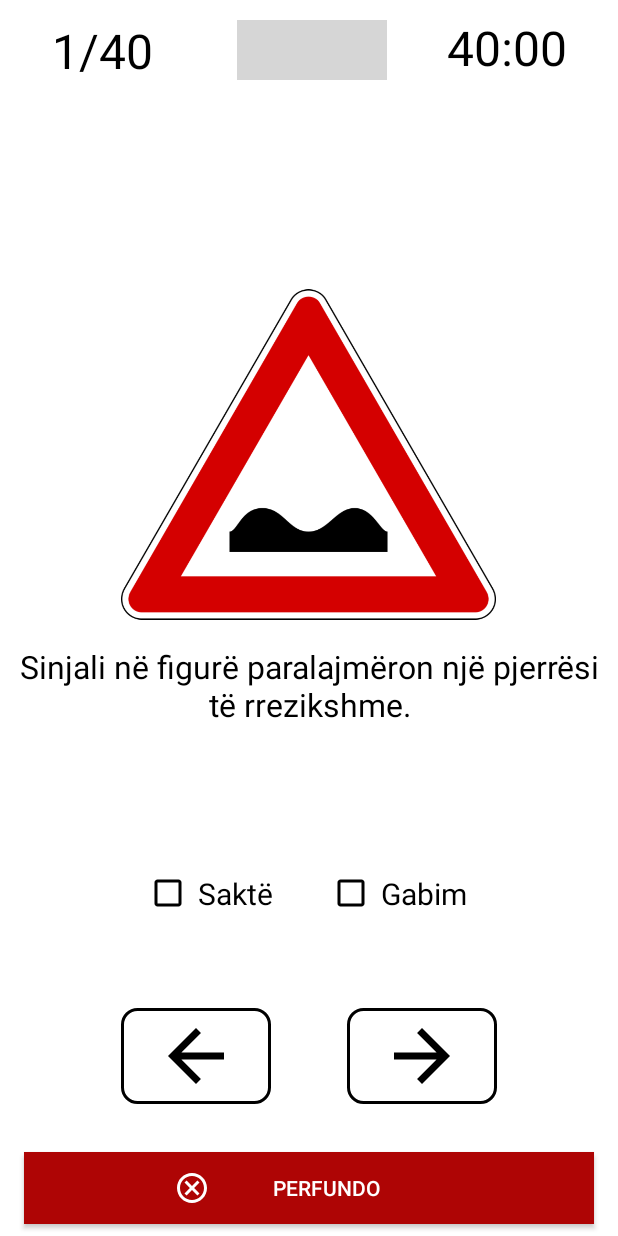
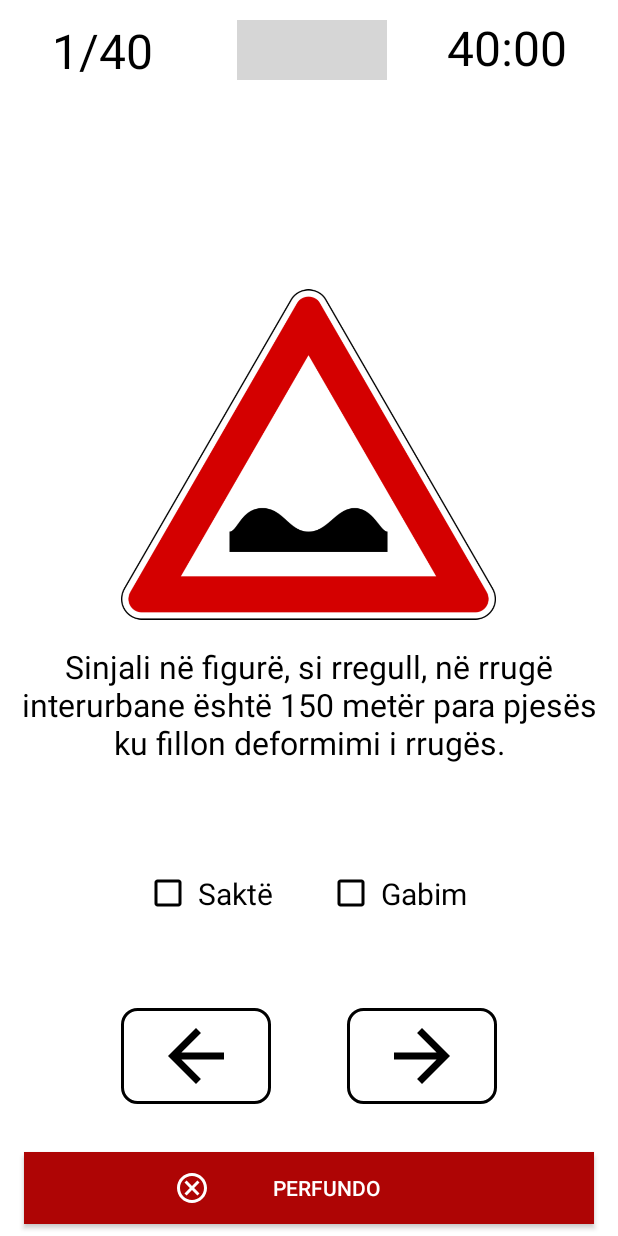
Before and after one commit to arsildo/DrivingLicenseProject, an Android app: the ExamActivity screen opened directly, with no data from a screen before it, on a phone screen of 412 x 824 dp. Run offline under Robolectric (Android 15) with nearby library versions, the phone set to English and light mode, and no system bars; grey boxes are pictures that could not be loaded.

Commit message:
fixed linear connections

```diff
--- a/app/src/main/java/com/drivinglicenseapk/handling/QuestionAdapter.kt
+++ b/app/src/main/java/com/drivinglicenseapk/handling/QuestionAdapter.kt
@@ -119,7 +119,7 @@ class QuestionAdapter(private val questionData: QuestionData) :
     private fun generateIndexes(): Array<Int> {
         if (!generatedOnce){
             for (i in 0..39){
-                randomIndexes[i] = Random().nextInt(questionData.questionStrings.size)
+                randomIndexes[i] = Random().nextInt(questionData.questionAnswers.size)
             }
             generatedOnce = true
         }
--- a/app/src/main/java/com/drivinglicenseapk/handling/QuestionData.kt
+++ b/app/src/main/java/com/drivinglicenseapk/handling/QuestionData.kt
@@ -91,7 +91,7 @@ class QuestionData {
         "Sinjali në figurë është një sinjal vertikal që paralajmëron rrezik.",
         "Sinjali në figurë paralajmëron një kalim në nivel të ruajtur me barriera ose me gjysmëbarriera",
         "Sinjali në figurë paralajmëron kalim në nivel pranë të cilit ka drita të kuqe dhe aparate akustikë.",
-        "Në prani të sinjalit në figurë duhet zvogëluar shpejtësia e lëvizjes së mjetit",
+        "Në prani të sinjalit në figurë duhet zvogëluar shpejtësia e lëvizjes së mjetit.",
         "Sinjali në figurë paralajmëron ndërprerjen e rrugës me një linjë hekurudhore.",
         "Në prani të sinjalit në figurë ndalohet qëndrimi i mjetit në afërsi ose përgjatë kalimit në nivel.",
         "Sinjali në figurë paralajmëron një kalim në nivel, të paruajtur me barriera ose me gjysmëbarriera.",
@@ -100,7 +100,7 @@ class QuestionData {
         "Sinjali në figurë paralajmëron një rrugë me një karrexhatë dhe me tri korsi lëvizjeje.",
         //9//
         "Sinjali në figurë është sinjal vertikal rreziku.",
-        "Sinjali në figurë paralajmëron ndërprerjen e rrugës me një linjë hekurudhore të pambrojtur",
+        "Sinjali në figurë paralajmëron ndërprerjen e rrugës me një linjë hekurudhore të pambrojtur.",
         "Në prani të sinjalit në figurë drejtuesit e mjeteve duhet të rrisin kujdesin në drejtimin e mjetit.",
         "Sinjali në figurë paralajmëron kalim në nivel të pa mbrojtur.",
         "Në prani të sinjalit në figurë ndalohet qëndrimi i mjetit si në afërsi ashtu dhe përgjatë kalimit në nivel pa pengesa.",
@@ -241,6 +241,10 @@ class QuestionData {
         "Sakte",
         "Sakte",
         "Sakte",
+        "Sakte",
+        "Sakte",
+        "Sakte",
+        "Sakte",
         //3//
         "Sakte",
         "Sakte",
```
Also changed, not shown: app/src/main/res/drawable/img_7.png, app/src/main/res/drawable/img_8.png, app/src/main/res/drawable/img_9.png.
